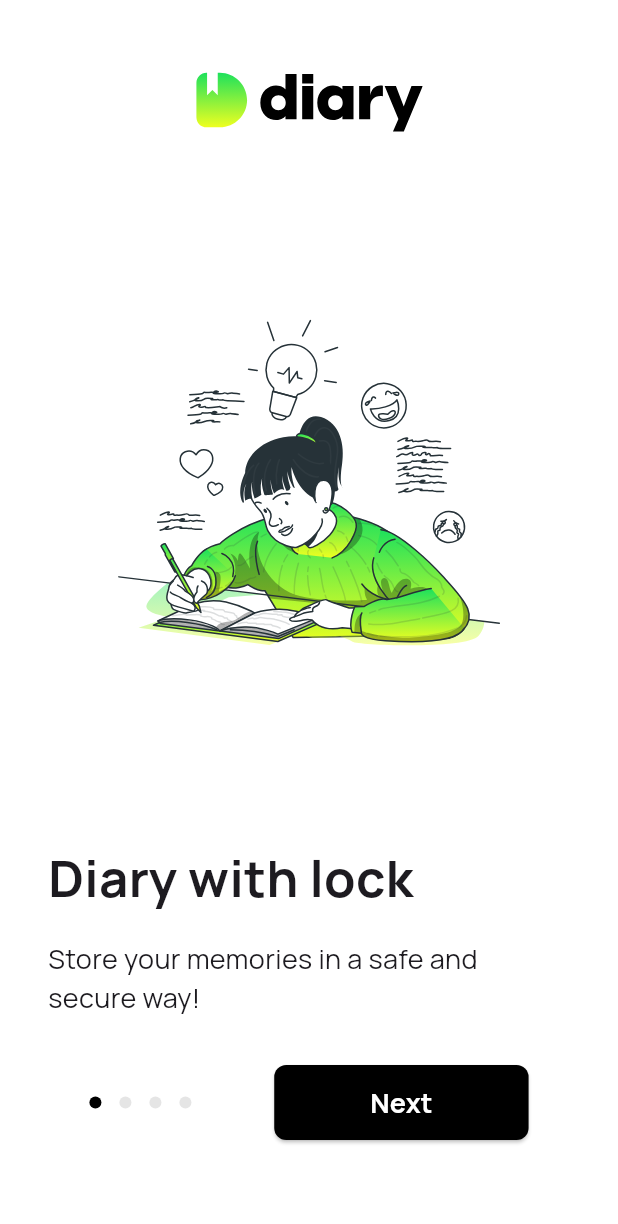
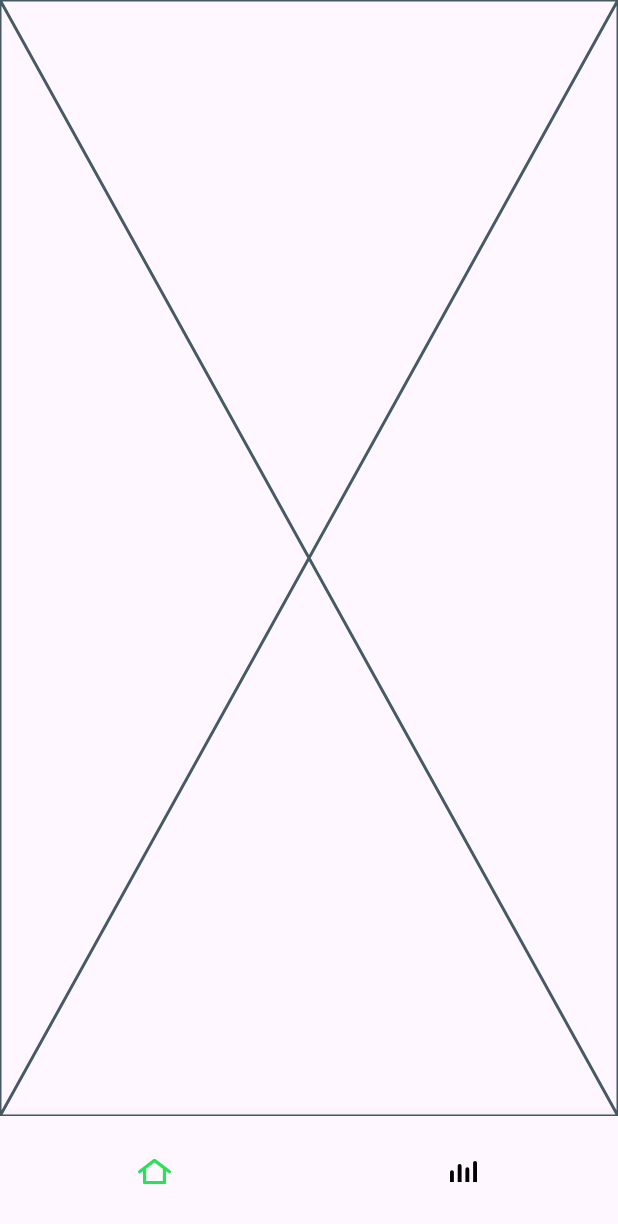
Before and after one commit to OlegNovosad/diary, a Flutter app: the screen it shows after launch, on a phone screen of 412 x 824 dp. Shown: the top 1224 px of the screen. Run offline on Flutter 3.47's test engine with Material 3 defaults, Android fonts, the phone set to English and light mode, and no system bars; drawn by our look-alikes of smooth_page_indicator; our stand-ins replace flutter_svg, google_fonts.

Commit message:
Added bottom tab bar and empty main screen

```diff
--- a/lib/main.dart
+++ b/lib/main.dart
@@ -1,3 +1,4 @@
+import 'package:diary/main_screen.dart';
 import 'package:diary/onboarding_screen.dart';
 import 'package:diary/splash_screen.dart';
 import 'package:flutter/material.dart';
@@ -14,6 +15,6 @@ class MainApp extends StatelessWidget {
   Widget build(BuildContext context) {
     return MaterialApp(
         theme: ThemeData(fontFamily: GoogleFonts.manrope().fontFamily),
-        home: SplashScreen());
+        home: MainScreen());
   }
 }
--- /dev/null
+++ b/lib/main_screen.dart
@@ -0,0 +1,42 @@
+import 'package:flutter/material.dart';
+import 'package:flutter_svg/flutter_svg.dart';
+
+class MainScreen extends StatefulWidget {
+  const MainScreen({super.key});
+
+  @override
+  State<MainScreen> createState() => _MainScreenState();
+}
+
+class _MainScreenState extends State<MainScreen> {
+  var _currentTab = 0;
+
+  @override
+  Widget build(BuildContext context) {
+    return Scaffold(
+      body: const Placeholder(),
+      bottomNavigationBar: BottomAppBar(
+          padding: EdgeInsets.zero,
+          child: BottomNavigationBar(
+            onTap: (index) {
+              setState(() {
+                _currentTab = index;
+              });
+            },
+            currentIndex: _currentTab,
+            showSelectedLabels: false,
+            showUnselectedLabels: false,
+            items: [
+              BottomNavigationBarItem(
+                  icon: SvgPicture.asset('assets/icons/home.svg'),
+                  activeIcon: SvgPicture.asset('assets/icons/home_active.svg'),
+                  label: "Home"),
+              BottomNavigationBarItem(
+                  icon: SvgPicture.asset('assets/icons/mood.svg'),
+                  activeIcon: SvgPicture.asset('assets/icons/mood_active.svg'),
+                  label: "Mood"),
+            ],
+          )),
+    );
+  }
+}
--- a/lib/onboarding_screen.dart
+++ b/lib/onboarding_screen.dart
@@ -1,3 +1,4 @@
+import 'package:diary/main_screen.dart';
 import 'package:flutter/material.dart';
 import 'package:flutter_svg/flutter_svg.dart';
 import 'package:smooth_page_indicator/smooth_page_indicator.dart';
@@ -12,10 +13,14 @@ class OnboardingScreen extends StatelessWidget {
   static const titles = [
     "Diary with lock",
     "Mood graph",
+    "Search diary",
+    "Most secure"
   ];
   static const descriptions = [
     "Store your memories in a safe and secure way!",
     "We can show which part of the year kept you happy, sad or angry with cool graphs!",
+    "Effortlessly search your diary to relive a particular memory!",
+    "Save memmories with PIN, Face lock and intruder selfie"
   ];
 
   @override
@@ -71,6 +76,13 @@ class OnboardingScreen extends StatelessWidget {
                               borderRadius: BorderRadius.circular(8)),
                           backgroundColor: Colors.black),
                       onPressed: () {
+                        if (controller.page == steps - 1) {
+                          Navigator.of(context).pushReplacement(
+                              MaterialPageRoute(
+                                  builder: (context) => const MainScreen()));
+                          return;
+                        }
+
                         controller.nextPage(
                             duration: const Duration(milliseconds: 500),
                             curve: Curves.easeInOut);
--- a/pubspec.yaml
+++ b/pubspec.yaml
@@ -25,3 +25,4 @@ flutter:
 
   assets:
     - assets/images/
+    - assets/icons/
```
Also changed, not shown: assets/icons/home.svg (added), assets/icons/home_active.svg (added), assets/icons/mood.svg (added), assets/icons/mood_active.svg (added).
